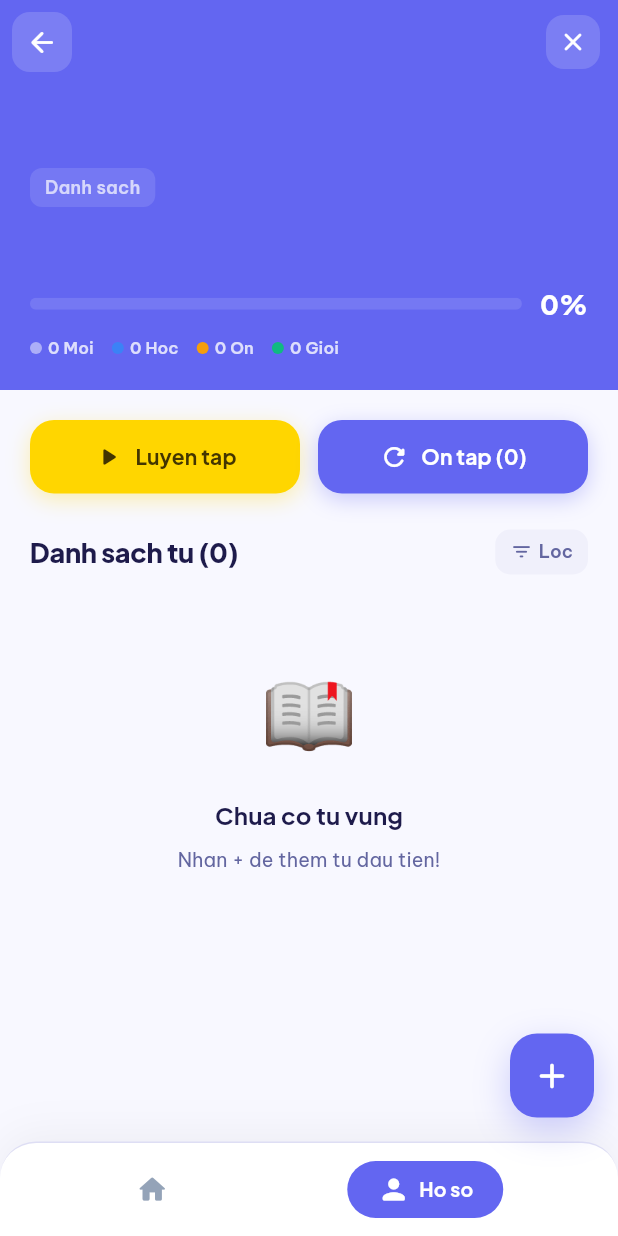
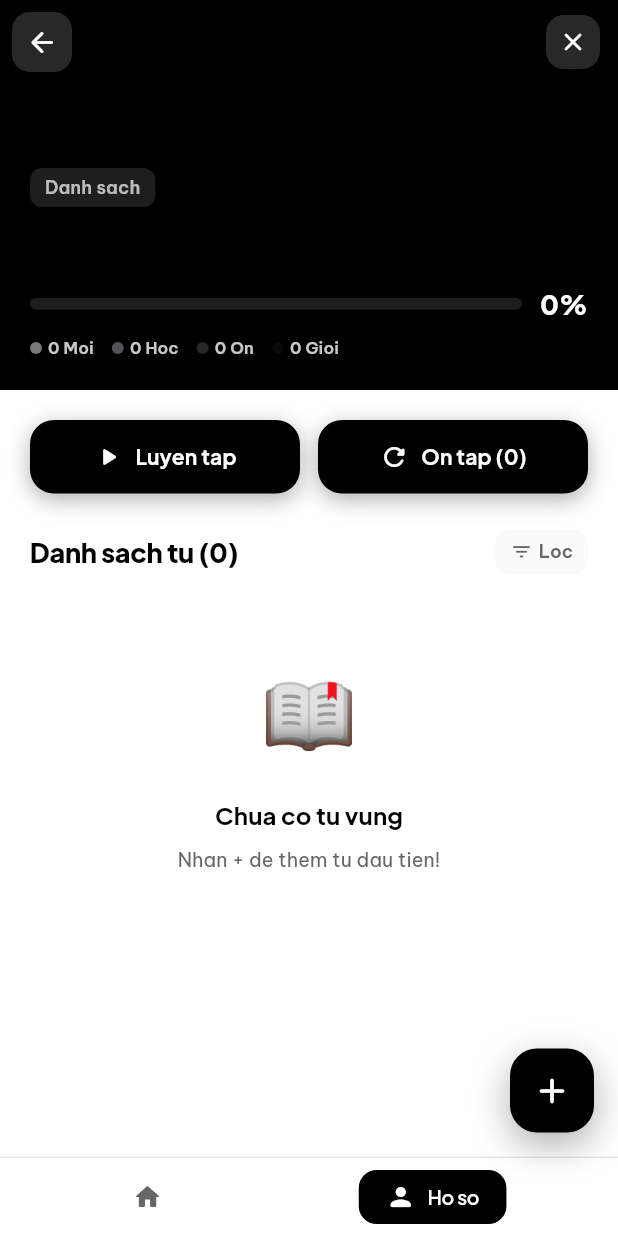
Before and after one commit to VietNguyenHoang16/LingoFlow, a Flutter app: the VocabularyListPage screen opened directly with empty values, after a tap on "Luyen tap", after a tap on the "checklist" icon, on a phone screen of 412 x 824 dp. Run offline on Flutter 3.47's test engine with Material 3 defaults, Android fonts, the light colour scheme and no system bars; our stand-ins replace audioplayers, confetti, flutter_local_notifications, flutter_tts, shared_preferences, timezone; missing offline and left inert: dart:html, dart:js_interop; accounts and stored records are empty; network calls fail; statements that could not run were skipped.

Commit message:
ui(mono): toan app den thuan #000000 / trang #FFFFFF, banner Daily nen den chu trang
- Theme light/dark chuyen sang trang sach + den thuần, chi giu xanh/do cho phan hoi dung-sai
- Bo indigo/vang/tim/cam lai rai: highlight tu tra loi, nut goi y, chon giong TTS, hop import
- Cap nhat 2 test theo mau moi (do ky tu go sai, den tu khoa vi du) va APK arm64 20.4MB

Generated with Codebuff
Co-Authored-By: Codebuff <noreply@codebuff.com>

```diff
--- a/lib/theme/app_theme.dart
+++ b/lib/theme/app_theme.dart
@@ -4,37 +4,36 @@ import 'package:flutter/material.dart';
 // LingoFlowColors — ThemeExtension for app-specific colors
 // ============================================================
 
-// Word type color palette (12 parts of speech).
-// Light = mid-saturation 500-600, Dark = lighter 400 for legibility on dark bg.
-// Distinct from mastery colors and cardPalettes.
+// Word type color palette (Monochrome & Muted Slate).
+// Subtle, elegant tones suitable for modern editorial learning apps.
 const Map<String, Color> _wordTypeColorsLight = {
-  'noun': Color(0xFF0EA5E9),         // Sky 500
-  'verb': Color(0xFF16A34A),         // Green 600
-  'adjective': Color(0xFFD97706),    // Amber 600
-  'adverb': Color(0xFF7C3AED),       // Violet 600
-  'preposition': Color(0xFF64748B),  // Slate 500
-  'conjunction': Color(0xFF475569),  // Slate 600
-  'pronoun': Color(0xFF0891B2),      // Cyan 600
-  'interjection': Color(0xFFDB2777), // Pink 600
-  'phrasal_verb': Color(0xFFEA580C), // Orange 600
-  'idiom': Color(0xFF9333EA),        // Purple 600
-  'collocation': Color(0xFF0D9488),  // Teal 600
-  'grammar': Color(0xFF1E40AF),      // Blue 800
+  'noun': Color(0xFF27272A),         // Zinc 800
+  'verb': Color(0xFF3F3F46),         // Zinc 700
+  'adjective': Color(0xFF52525B),    // Zinc 600
+  'adverb': Color(0xFF52525B),       // Zinc 600
+  'preposition': Color(0xFF71717A),  // Zinc 500
+  'conjunction': Color(0xFF71717A),  // Zinc 500
+  'pronoun': Color(0xFF3F3F46),      // Zinc 700
+  'interjection': Color(0xFF52525B), // Zinc 600
+  'phrasal_verb': Color(0xFF27272A), // Zinc 800
+  'idiom': Color(0xFF27272A),        // Zinc 800
+  'collocation': Color(0xFF3F3F46),  // Zinc 700
+  'grammar': Color(0xFF18181B),      // Zinc 900
 };
 
 const Map<String, Color> _wordTypeColorsDark = {
-  'noun': Color(0xFF38BDF8),         // Sky 400
-  'verb': Color(0xFF4ADE80),         // Green 400
-  'adjective': Color(0xFFFBBF24),    // Amber 400
-  'adverb': Color(0xFF8B5CF6),       // Violet 500 (avoid cardPalettes dark Violet 400)
-  'preposition': Color(0xFF94A3B8),  // Slate 400
-  'conjunction': Color(0xFF64748B),  // Slate 500
-  'pronoun': Color(0xFF22D3EE),      // Cyan 400
-  'interjection': Color(0xFFF472B6), // Pink 400
-  'phrasal_verb': Color(0xFFFB923C), // Orange 400
-  'idiom': Color(0xFFC084FC),        // Purple 400
-  'collocation': Color(0xFF2DD4BF),  // Teal 400
-  'grammar': Color(0xFF60A5FA),      // Blue 400
+  'noun': Color(0xFFE4E4E7),         // Zinc 200
+  'verb': Color(0xFFD4D4D8),         // Zinc 300
+  'adjective': Color(0xFFA1A1AA),    // Zinc 400
+  'adverb': Color(0xFFA1A1AA),       // Zinc 400
+  'preposition': Color(0xFF71717A),  // Zinc 500
+  'conjunction': Color(0xFF71717A),  // Zinc 500
+  'pronoun': Color(0xFFD4D4D8),      // Zinc 300
+  'interjection': Color(0xFFA1A1AA), // Zinc 400
+  'phrasal_verb': Color(0xFFE4E4E7), // Zinc 200
+  'idiom': Color(0xFFE4E4E7),        // Zinc 200
+  'collocation': Color(0xFFD4D4D8),  // Zinc 300
+  'grammar': Color(0xFFF4F4F5),      // Zinc 100
 };
 
 class LingoFlowColors extends ThemeExtension<LingoFlowColors> {
@@ -71,48 +70,44 @@ class LingoFlowColors extends ThemeExtension<LingoFlowColors> {
   });
 
   static const light = LingoFlowColors(
-    masteryNew: Color(0xFF9E9E9E),
-    masteryLearning: Color(0xFF3B82F6),    // Blue 500
-    masteryReviewing: Color(0xFFF59E0B),   // Amber 500
-    masteryMastered: Color(0xFF10B981),    // Emerald 500
+    masteryNew: Color(0xFF71717A),
+    masteryLearning: Color(0xFF52525B),
+    masteryReviewing: Color(0xFF27272A),
+    masteryMastered: Color(0xFF09090B),
     cardPalettes: [
-      [Color(0xFF6366F1), Color(0xFF818CF8)],  // Indigo
-      [Color(0xFFF43F5E), Color(0xFFFB7185)],  // Rose
-      [Color(0xFF10B981), Color(0xFF34D399)],  // Emerald
-      [Color(0xFFF59E0B), Color(0xFFFBBF24)],  // Amber
-      [Color(0xFF8B5CF6), Color(0xFFA78BFA)],  // Violet
+      [Color(0xFF000000), Color(0xFF000000)],
+      [Color(0xFF000000), Color(0xFF000000)],
+      [Color(0xFF000000), Color(0xFF000000)],
     ],
-    reviewBannerDue: [Color(0xFF6366F1), Color(0xFF818CF8)],
-    reviewBannerDone: [Color(0xFF10B981), Color(0xFF34D399)],
-    reviewBannerGrammar: [Color(0xFF8B5CF6), Color(0xFFA78BFA)],  // Violet
-    navActiveBg: Color(0xFF6366F1),
+    reviewBannerDue: [Color(0xFF000000), Color(0xFF000000)],
+    reviewBannerDone: [Color(0xFF000000), Color(0xFF000000)],
+    reviewBannerGrammar: [Color(0xFF000000), Color(0xFF000000)],
+    navActiveBg: Color(0xFF000000),
     navActiveContent: Colors.white,
-    navInactiveContent: Color(0xFF94A3B8),
-    streakFire: Color(0xFFF59E0B),
-    confettiGold: Color(0xFFFFD600),
+    navInactiveContent: Color(0xFF666666),
+    streakFire: Color(0xFF000000),
+    confettiGold: Color(0xFF000000),
     wordTypeColors: _wordTypeColorsLight,
   );
 
   static const dark = LingoFlowColors(
-    masteryNew: Color(0xFF757575),
-    masteryLearning: Color(0xFF60A5FA),    // Blue 400
-    masteryReviewing: Color(0xFFFBBF24),   // Amber 400
-    masteryMastered: Color(0xFF34D399),    // Emerald 400
+    masteryNew: Color(0xFF71717A),
+    masteryLearning: Color(0xFFA1A1AA),
+    masteryReviewing: Color(0xFFD4D4D8),
+    masteryMastered: Color(0xFFF4F4F5),
     cardPalettes: [
-      [Color(0xFF818CF8), Color(0xFFA5B4FC)],  // Indigo
-      [Color(0xFFFB7185), Color(0xFFFDA4AF)],  // Rose
-      [Color(0xFF34D399), Color(0xFF6EE7B7)],  // Emerald
-      [Color(0xFFFBBF24), Color(0xFFFCD34D)],  // Amber
-      [Color(0xFFA78BFA), Color(0xFFC4B5FD)],  // Violet
+      [Color(0xFF000000), Color(0xFF000000)],
+      [Color(0xFF000000), Color(0xFF000000)],
+      [Color(0xFF000000), Color(0xFF000000)],
     ],
-    reviewBannerDue: [Color(0xFF818CF8), Color(0xFFA5B4FC)],
-    reviewBannerDone: [Color(0xFF34D399), Color(0xFF6EE7B7)],
-    reviewBannerGrammar: [Color(0xFFA78BFA), Color(0xFFC4B5FD)],  // Violet
-    navActiveBg: Color(0xFF818CF8),
-    navActiveContent: Color(0xFF1E1B4B),
-    navInactiveContent: Color(0xFF64748B),
-    streakFire: Color(0xFFFBBF24),
-    confettiGold: Color(0xFFFFD600),
+    reviewBannerDue: [Color(0xFF000000), Color(0xFF000000)],
+    reviewBannerDone: [Color(0xFF000000), Color(0xFF000000)],
+    reviewBannerGrammar: [Color(0xFF000000), Color(0xFF000000)],
+    navActiveBg: Color(0xFFFFFFFF),
+    navActiveContent: Color(0xFF000000),
+    navInactiveContent: Color(0xFFB3B3B3),
+    streakFire: Color(0xFFFFFFFF),
+    confettiGold: Color(0xFFFFFFFF),
     wordTypeColors: _wordTypeColorsDark,
   );
 
@@ -189,79 +184,79 @@ class LingoFlowColors extends ThemeExtension<LingoFlowColors> {
 // ============================================================
 
 // ============================================================
-// Indigo color palette
+// Monochrome (Black & White) palette
 // ============================================================
 
-const _primaryLight = Color(0xFF6366F1);   // Indigo 500
-const _secondaryLight = Color(0xFFFFD600); // Yellow accent
-const _tertiaryLight = Color(0xFFF43F5E);  // Rose
+const _primaryLight = Color(0xFF000000);   // Pure black
+const _secondaryLight = Color(0xFF000000); // Pure black
+const _tertiaryLight = Color(0xFF666666);  // Neutral
 
-const _primaryDark = Color(0xFF818CF8);    // Indigo 400 (lighter for dark bg)
-const _secondaryDark = Color(0xFFFFEA00);
-const _tertiaryDark = Color(0xFFFB7185);
+const _primaryDark = Color(0xFFFFFFFF);    // Pure white
+const _secondaryDark = Color(0xFFFFFFFF);  // Pure white
+const _tertiaryDark = Color(0xFFB3B3B3);   // Neutral
 
 final _lightScheme = ColorScheme(
   brightness: Brightness.light,
   primary: _primaryLight,
   onPrimary: Colors.white,
-  primaryContainer: const Color(0xFFE0E7FF),   // Indigo 100
-  onPrimaryContainer: const Color(0xFF312E81), // Indigo 900
+  primaryContainer: const Color(0xFFFFFFFF),   // Pure white
+  onPrimaryContainer: const Color(0xFF000000), // Pure black
   secondary: _secondaryLight,
-  onSecondary: const Color(0xFF433500),
-  secondaryContainer: const Color(0xFFFFF9C4),
-  onSecondaryContainer: const Color(0xFF433500),
+  onSecondary: Colors.white,
+  secondaryContainer: const Color(0xFFF2F2F2),
+  onSecondaryContainer: const Color(0xFF000000),
   tertiary: _tertiaryLight,
   onTertiary: Colors.white,
-  tertiaryContainer: const Color(0xFFFFE4E8),
-  onTertiaryContainer: const Color(0xFF9F1239),
-  error: const Color(0xFFEF4444),
+  tertiaryContainer: const Color(0xFFF4F4F5),
+  onTertiaryContainer: const Color(0xFF18181B),
+  error: const Color(0xFFDC2626),
   onError: Colors.white,
-  surface: const Color(0xFFF8F8FF),            // Very light indigo tint
-  onSurface: const Color(0xFF1E1B4B),          // Indigo 950
+  surface: const Color(0xFFFFFFFF),            // Clean white
+  onSurface: const Color(0xFF000000),          // Pure black
   surfaceContainerLowest: Colors.white,
-  surfaceContainerLow: const Color(0xFFF0F0FB),
-  surfaceContainer: const Color(0xFFE8E8F6),
-  surfaceContainerHigh: const Color(0xFFDDDDF2),
-  onSurfaceVariant: const Color(0xFF6366A0),
-  outline: const Color(0xFFC7C7E8),
-  outlineVariant: const Color(0xFFDEDEF4),
-  shadow: const Color(0xFF1E1B4B),
+  surfaceContainerLow: const Color(0xFFFAFAFA),
+  surfaceContainer: const Color(0xFFF7F7F7),
+  surfaceContainerHigh: const Color(0xFFEDEDED),
+  onSurfaceVariant: const Color(0xFF666666),   // Neutral text gray
+  outline: const Color(0xFFD4D4D8),            // Hairline 1px border
+  outlineVariant: const Color(0xFFE7E7E7),     // Hairline 1px border
+  shadow: Colors.black,
   scrim: Colors.black26,
-  inverseSurface: const Color(0xFF312E81),
-  onInverseSurface: const Color(0xFFEEF2FF),
-  inversePrimary: const Color(0xFFA5B4FC),     // Indigo 300
+  inverseSurface: const Color(0xFF000000),
+  onInverseSurface: const Color(0xFFFFFFFF),
+  inversePrimary: const Color(0xFF000000),
 );
 
 final _darkScheme = ColorScheme(
   brightness: Brightness.dark,
   primary: _primaryDark,
-  onPrimary: const Color(0xFF1E1B4B),
-  primaryContainer: const Color(0xFF3730A3),   // Indigo 700
-  onPrimaryContainer: const Color(0xFFE0E7FF),
+  onPrimary: const Color(0xFF000000),
+  primaryContainer: const Color(0xFF000000),   // Pure black card
+  onPrimaryContainer: const Color(0xFFFFFFFF),
   secondary: _secondaryDark,
-  onSecondary: const Color(0xFF3A2D00),
-  secondaryContainer: const Color(0xFF4D3D00),
-  onSecondaryContainer: const Color(0xFFFFF9C4),
+  onSecondary: const Color(0xFF000000),
+  secondaryContainer: const Color(0xFF0D0D0D),
+  onSecondaryContainer: const Color(0xFFFFFFFF),
   tertiary: _tertiaryDark,
-  onTertiary: const Color(0xFF9F1239),
-  tertiaryContainer: const Color(0xFF881337),
-  onTertiaryContainer: const Color(0xFFFFE4E8),
-  error: const Color(0xFFF87171),
+  onTertiary: Colors.white,
+  tertiaryContainer: const Color(0xFF000000),
+  onTertiaryContainer: const Color(0xFFFFFFFF),
+  error: const Color(0xFFEF4444),
   onError: Colors.black,
-  surface: const Color(0xFF0F0E1A),            // Very dark indigo
-  onSurface: const Color(0xFFEEEFFF),
-  surfaceContainerLowest: const Color(0xFF09091A),
-  surfaceContainerLow: const Color(0xFF161528),
-  surfaceContainer: const Color(0xFF1E1D35),
-  surfaceContainerHigh: const Color(0xFF27264A),
-  onSurfaceVariant: const Color(0xFFA5B4FC),   // Indigo 300
-  outline: const Color(0xFF4A4880),
-  outlineVariant: const Color(0xFF2E2D5A),
+  surface: const Color(0xFF000000),            // Pure obsidian black
+  onSurface: const Color(0xFFFFFFFF),          // Pure white
+  surfaceContainerLowest: const Color(0xFF000000),
+  surfaceContainerLow: const Color(0xFF000000),
+  surfaceContainer: const Color(0xFF000000),
+  surfaceContainerHigh: const Color(0xFF0D0D0D),
+  onSurfaceVariant: const Color(0xFFB3B3B3),   // Neutral text on black
+  outline: const Color(0xFF666666),
+  outlineVariant: const Color(0xFF3D3D3D),     // Hairline 1px border dark
   shadow: Colors.black,
   scrim: Colors.black54,
-  inverseSurface: const Color(0xFFEEEFFF),
-  onInverseSurface: const Color(0xFF1E1D35),
-  inversePrimary: const Color(0xFF4338CA),     // Indigo 600
+  inverseSurface: const Color(0xFFFFFFFF),
+  onInverseSurface: const Color(0xFF000000),
+  inversePrimary: const Color(0xFF000000),
 );
 
 // ============================================================
@@ -425,15 +420,18 @@ ThemeData _buildTheme({
       elevation: 0,
       shadowColor: Colors.transparent,
       shape: RoundedRectangleBorder(
-          borderRadius: BorderRadius.circular(20)),
+        borderRadius: BorderRadius.circular(14),
+        side: BorderSide(color: colorScheme.outlineVariant, width: 1),
+      ),
       margin: EdgeInsets.zero,
     ),
     floatingActionButtonTheme: FloatingActionButtonThemeData(
       backgroundColor: colorScheme.primary,
       foregroundColor: colorScheme.onPrimary,
-      elevation: 6,
+      elevation: 0,
       shape: RoundedRectangleBorder(
-          borderRadius: BorderRadius.circular(18)),
+        borderRadius: BorderRadius.circular(14),
+      ),
     ),
     inputDecorationTheme: InputDecorationTheme(
       filled: true,
@@ -441,29 +439,29 @@ ThemeData _buildTheme({
           ? colorScheme.surfaceContainerLow
           : colorScheme.surfaceContainerLowest,
       contentPadding:
-          const EdgeInsets.symmetric(horizontal: 20, vertical: 16),
+          const EdgeInsets.symmetric(horizontal: 16, vertical: 14),
       border: OutlineInputBorder(
-        borderRadius: BorderRadius.circular(16),
-        borderSide: BorderSide.none,
+        borderRadius: BorderRadius.circular(12),
+        borderSide: BorderSide(color: colorScheme.outlineVariant, width: 1),
       ),
       enabledBorder: OutlineInputBorder(
-        borderRadius: BorderRadius.circular(16),
+        borderRadius: BorderRadius.circular(12),
         borderSide: BorderSide(
-            color: colorScheme.outlineVariant, width: 1.5),
+            color: colorScheme.outlineVariant, width: 1),
       ),
       focusedBorder: OutlineInputBorder(
-        borderRadius: BorderRadius.circular(16),
+        borderRadius: BorderRadius.circular(12),
         borderSide:
-            BorderSide(color: colorScheme.primary, width: 2),
+            BorderSide(color: colorScheme.primary, width: 1.5),
       ),
       errorBorder: OutlineInputBorder(
-        borderRadius: BorderRadius.circular(16),
+        borderRadius: BorderRadius.circular(12),
         borderSide:
-            BorderSide(color: colorScheme.error, width: 1.5),
+            BorderSide(color: colorScheme.error, width: 1),
       ),
       hintStyle: TextStyle(
         fontFamily: 'Be Vietnam Pro',
-        color: colorScheme.onSurfaceVariant.withAlpha(140),
+        color: colorScheme.onSurfaceVariant.withAlpha(160),
         fontSize: 14,
       ),
     ),
@@ -474,24 +472,24 @@ ThemeData _buildTheme({
         elevation: 0,
         shadowColor: Colors.transparent,
         shape: RoundedRectangleBorder(
-            borderRadius: BorderRadius.circular(16)),
+            borderRadius: BorderRadius.circular(12)),
         padding: const EdgeInsets.symmetric(
-            horizontal: 24, vertical: 16),
+            horizontal: 20, vertical: 14),
         textStyle: const TextStyle(
           fontFamily: 'Plus Jakarta Sans',
           fontWeight: FontWeight.w700,
-          fontSize: 16,
+          fontSize: 15,
           letterSpacing: 0,
         ),
       ),
     ),
     outlinedButtonTheme: OutlinedButtonThemeData(
       style: OutlinedButton.styleFrom(
-        side: BorderSide(color: colorScheme.outline, width: 1.5),
+        side: BorderSide(color: colorScheme.outlineVariant, width: 1),
         shape: RoundedRectangleBorder(
-            borderRadius: BorderRadius.circular(16)),
+            borderRadius: BorderRadius.circular(12)),
         padding: const EdgeInsets.symmetric(
-            horizontal: 24, vertical: 16),
+            horizontal: 20, vertical: 14),
         textStyle: const TextStyle(
           fontFamily: 'Plus Jakarta Sans',
           fontWeight: FontWeight.w600,
--- a/lib/widgets/bottom_nav_bar.dart
+++ b/lib/widgets/bottom_nav_bar.dart
@@ -1,5 +1,4 @@
 import 'package:flutter/material.dart';
-import '../theme/app_theme.dart';
 
 class LingoBottomNavBar extends StatelessWidget {
   final int currentIndex;
@@ -16,49 +15,40 @@ class LingoBottomNavBar extends StatelessWidget {
   @override
   Widget build(BuildContext context) {
     final theme = Theme.of(context);
-    final colors = context.lingoColors;
     final isDark = theme.brightness == Brightness.dark;
 
     return Container(
       decoration: BoxDecoration(
         color: isDark
-            ? theme.colorScheme.surfaceContainerLow
-            : theme.colorScheme.surfaceContainerLowest,
-        borderRadius:
-            const BorderRadius.vertical(top: Radius.circular(24)),
+            ? theme.colorScheme.surface
+            : theme.colorScheme.surface,
         border: Border(
           top: BorderSide(
             color: theme.colorScheme.outlineVariant,
             width: 1,
           ),
         ),
-        boxShadow: isDark
-            ? null
-            : [
-                BoxShadow(
-                  color: Colors.black.withAlpha(12),
-                  blurRadius: 24,
-                  offset: const Offset(0, -4),
-                ),
-              ],
       ),
-      padding: const EdgeInsets.symmetric(horizontal: 24, vertical: 12),
+      padding: const EdgeInsets.symmetric(horizontal: 16, vertical: 8),
       child: Row(
         mainAxisAlignment: MainAxisAlignment.spaceAround,
         children: List.generate(items.length, (i) {
           final isActive = i == currentIndex;
           return GestureDetector(
+            behavior: HitTestBehavior.opaque,
             onTap: () => onTap?.call(i),
             child: AnimatedContainer(
               duration: const Duration(milliseconds: 200),
               curve: Curves.easeOutCubic,
               padding: EdgeInsets.symmetric(
-                horizontal: isActive ? 20 : 14,
+                horizontal: isActive ? 18 : 14,
                 vertical: 8,
               ),
               decoration: BoxDecoration(
-                color: isActive ? colors.navActiveBg : Colors.transparent,
-                borderRadius: BorderRadius.circular(999),
+                color: isActive
+                    ? (isDark ? const Color(0xFFFFFFFF) : const Color(0xFF000000))
+                    : Colors.transparent,
+                borderRadius: BorderRadius.circular(12),
               ),
               child: Row(
                 mainAxisSize: MainAxisSize.min,
@@ -66,19 +56,20 @@ class LingoBottomNavBar extends StatelessWidget {
                   Icon(
                     items[i].icon,
                     color: isActive
-                        ? colors.navActiveContent
-                        : colors.navInactiveContent,
-                    size: 22,
+                        ? (isDark ? const Color(0xFF000000) : Colors.white)
+                        : theme.colorScheme.onSurfaceVariant,
+                    size: 20,
                   ),
                   if (isActive) ...[
-                    const SizedBox(width: 6),
+                    const SizedBox(width: 8),
                     Text(
                       items[i].label,
                       style: TextStyle(
                         fontFamily: 'Plus Jakarta Sans',
                         fontSize: 13,
-                        fontWeight: FontWeight.w700,
-                        color: colors.navActiveContent,
+                        fontWeight: FontWeight.w600,
+                        letterSpacing: -0.2,
+                        color: isDark ? const Color(0xFF000000) : Colors.white,
                       ),
                     ),
                   ],
--- a/lib/widgets/bulk_import_dialog.dart
+++ b/lib/widgets/bulk_import_dialog.dart
@@ -317,8 +317,7 @@ class _BulkImportDialogState extends State<BulkImportDialog> {
           runSpacing: 4,
           children: [
             _stat('Hợp lệ', _validCount, theme.colorScheme.primary),
-            _stat('Lỗi định dạng', _errorCount, theme.colorScheme.error),
-            _stat('Trùng từ', _duplicateCount, Colors.orange),
+            _stat('Lỗi định dạng', _errorCount, theme.colorScheme.error),              _stat('Trùng từ', _duplicateCount, Colors.grey),
             _stat('Tổng dòng', _lines.length, theme.colorScheme.onSurface),
           ],
         ),
--- a/lib/widgets/review_example_panel.dart
+++ b/lib/widgets/review_example_panel.dart
@@ -36,10 +36,10 @@ class ReviewExamplePanel extends StatelessWidget {
       color: theme.colorScheme.onSurface,
       height: 1.5,
     );
-    // Light mode: accent tren nen nhat tuong phan thap -> dung cham dam.
+    // Light mode: nen trang sach -> nhu cao tu can hoc bang den dam.
     final highlight = theme.brightness == Brightness.dark
         ? accent
-        : const Color(0xFF3730A3);
+        : theme.colorScheme.onSurface;
     final t = (target ?? '').trim();
     if (t.isEmpty || !example.toLowerCase().contains(t.toLowerCase())) {
       return Text(example, maxLines: 3, overflow: TextOverflow.ellipsis, style: baseStyle);
```
Also changed, not shown: lib/pages/practice_page.dart (+18 -4 lines), lib/pages/review_page.dart (+59 -49 lines), lib/pages/vocabulary_set_page.dart (+19 -1 lines), lib/services/tts_settings_service.dart (+6 -2 lines), lib/widgets/flip_word_card.dart (+8 -30 lines), lib/widgets/review_banner_buttons.dart (+60 -29 lines), 4 other files.
